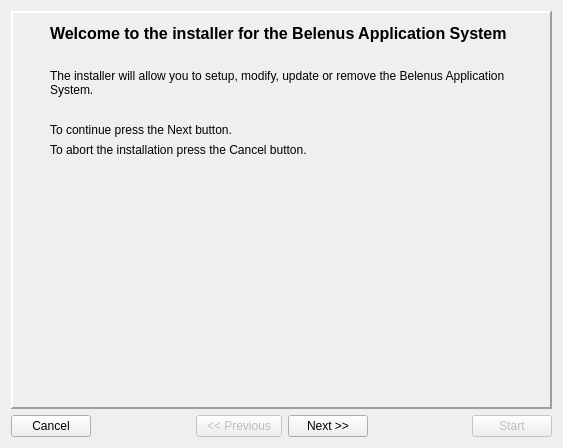
The window that install/dlgMain.ui (tbikfalvi/Belenus) describes before a commit, drawn with Qt 5.
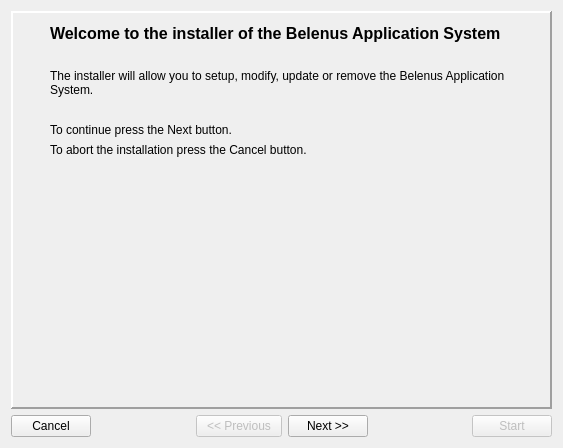
The same window after the commit. The open tabs and pages were chosen to show the change. Icons and pictures are not drawn.

The edit to the form file:
```diff
--- a/install/dlgMain.ui
+++ b/install/dlgMain.ui
@@ -83,7 +83,7 @@
             </font>
            </property>
            <property name="text">
-            <string>Welcome to the installer for the Belenus Application System</string>
+            <string>Welcome to the installer of the Belenus Application System</string>
            </property>
            <property name="wordWrap">
             <bool>true</bool>
```
Left out of the diff: 2 changed lines with no effect on the pictures.
